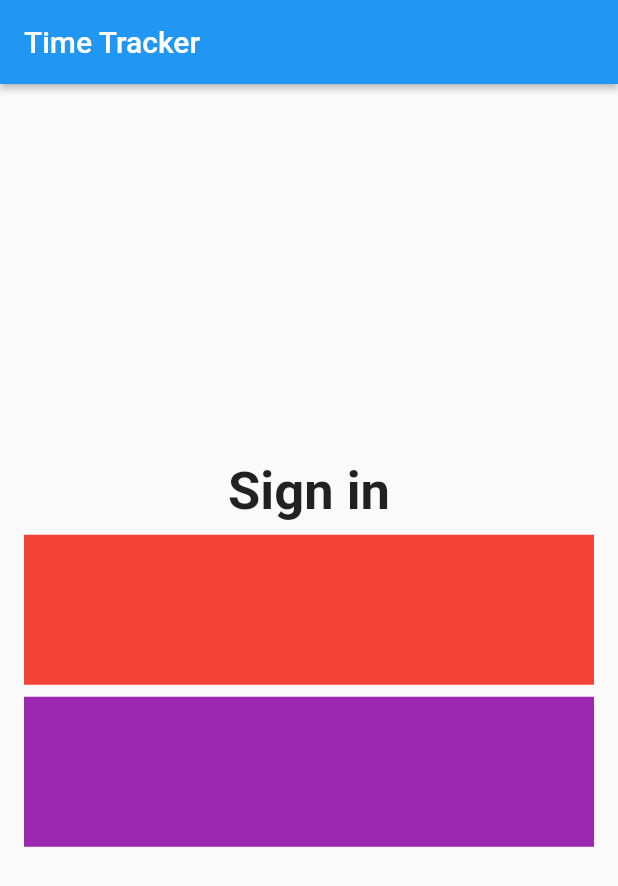
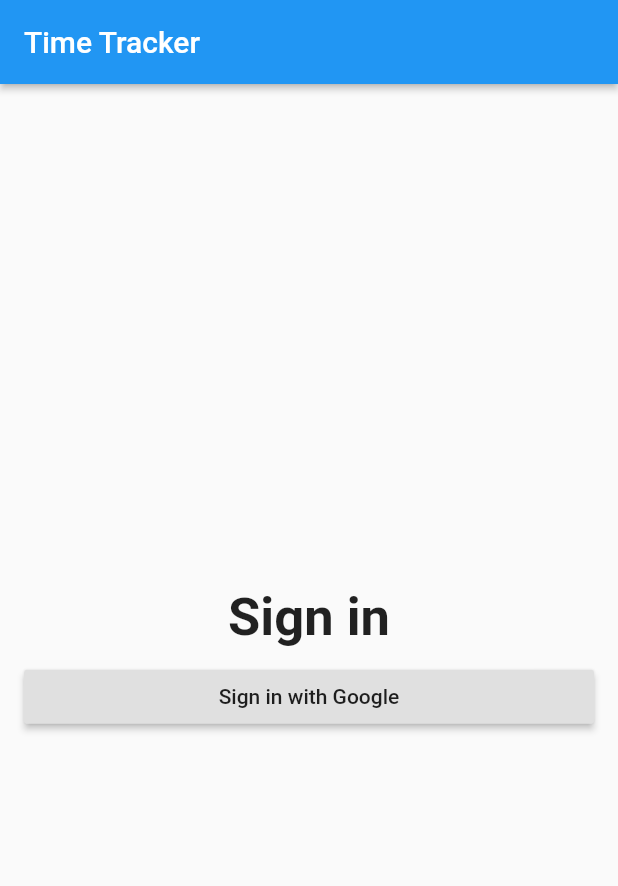
Before and after one commit to maurosterpin/time_tracker, a Flutter app: the screen it shows after launch, on a phone screen of 412 x 824 dp. Shown: the top 886 px of the screen. Run offline on Flutter 3.47's test engine with Material 2 defaults, Android fonts, the phone set to English and light mode, and no system bars.

Commit message:
basic button

```diff
--- a/lib/views/screens/auth/sign_in.dart
+++ b/lib/views/screens/auth/sign_in.dart
@@ -13,7 +13,7 @@ class SignInPage extends StatelessWidget {
       body: _buildContent()
     );
   }
-}
+
 
 Widget _buildContent() {
   return Padding(
@@ -24,20 +24,17 @@ Widget _buildContent() {
           children: <Widget>[
           const Text('Sign in', style: TextStyle(fontSize: 35, fontWeight: FontWeight.w600),textAlign: TextAlign.center,),
           const SizedBox(height: 8,),
-          Container(
-            color: Colors.red,
-            child: const SizedBox(
-              height: 100,
-              ),
-          ),
-          const SizedBox(height: 8,),
-          Container(
-            color: Colors.purple,
-            child: const SizedBox(
-              height: 100,
-              ),
-          ),
-          const SizedBox(height: 8,),
+          RaisedButton(
+            child: Text('Sign in with Google'),
+            onPressed: () {},
+            ),
         ]),
       );
+
+
 }
+
+void _signInWithGoogle() {
+    // TODO: Auth with Google
+  }
+}
```
